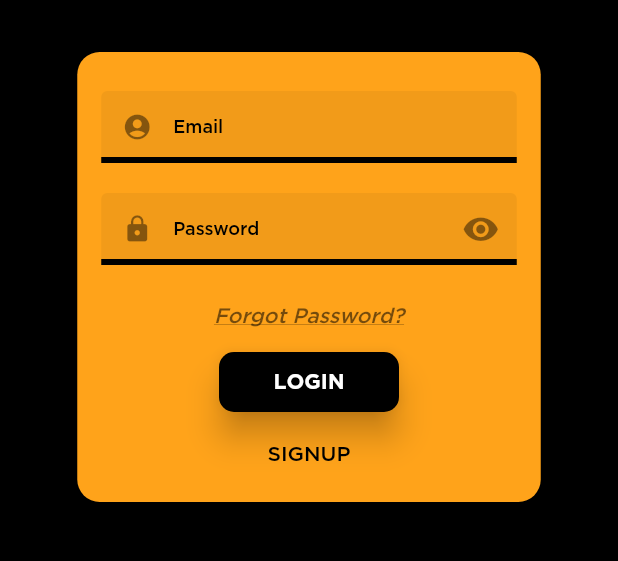
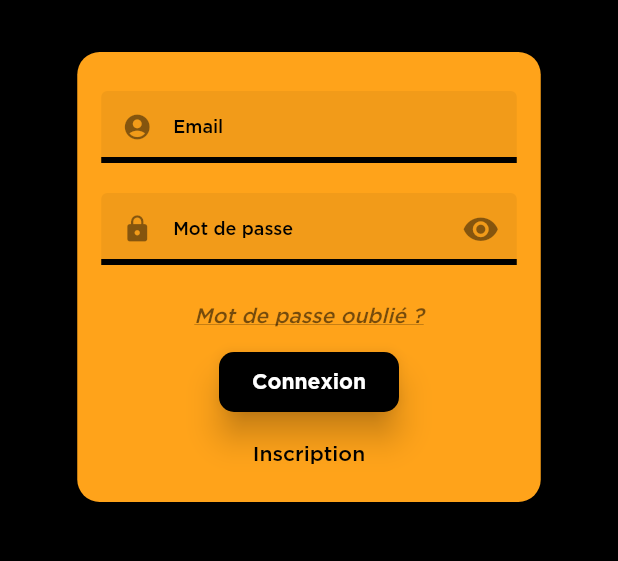
Before and after one commit to esgi-grp5/WishFlix, a Flutter app: the screen it shows after launch, on a phone screen of 412 x 824 dp, the part 368-929 px from its top. Run offline on Flutter 3.47's test engine with Material 2 defaults, Android fonts, the phone set to English and light mode, and no system bars; drawn by our look-alikes of flutter_login.

Commit message:
refactor: text fields language

```diff
--- a/lib/Screens/Login.dart
+++ b/lib/Screens/Login.dart
@@ -52,10 +52,30 @@ class LoginScreen extends StatelessWidget {
       onSignup: _signupUser,
       onSubmitAnimationCompleted: () {
         Navigator.of(context).pushReplacement(MaterialPageRoute(
-          builder: (context) => RootScreen(),
+          builder: (context) => HomeScreen(),
         ));
       },
       onRecoverPassword: _recoverPassword,
+      messages: LoginMessages(
+        loginButton: "Connexion",
+        signupButton: "Inscription",
+        forgotPasswordButton: "Mot de passe oublié ?",
+        recoverPasswordButton: "Récupérer le mot de passe",
+        goBackButton: "Retour",
+        confirmPasswordError: "Les mots de passe ne correspondent pas",
+        recoverPasswordIntro: "Entrez votre adresse email",
+        recoverPasswordDescription:
+            "Un email contenant un lien de récupération vous sera envoyé",
+        recoverPasswordSuccess:
+            "Un email contenant un lien de récupération vous a été envoyé",
+        passwordHint: "Mot de passe",
+        confirmPasswordHint: "Confirmer le mot de passe",
+        confirmSignupButton: "S'inscrire",
+        confirmRecoverIntro: "Votre mot de passe a été réinitialisé",
+        signUpSuccess: "Inscription réussie",
+        confirmSignupIntro: "Votre compte a été créé",
+        confirmSignupSuccess: "Votre compte a été créé",
+      ),
       theme: LoginTheme(
         primaryColor: Colors.black,
         accentColor: HexColor("FFA31A"),
```
